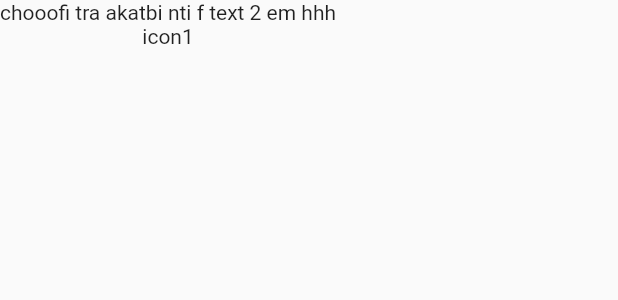
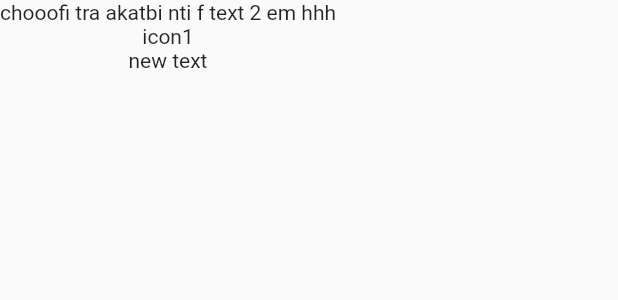
Before and after one commit to amina04/medica_test, a Flutter app: the Menu widget shown alone on an empty page, opened directly, on a phone screen of 412 x 824 dp. Shown: the top 300 px of the screen. Run offline on Flutter 3.47's test engine with Material 2 defaults, Android fonts, the phone set to English and light mode, and no system bars; our stand-ins replace sqflite; accounts and stored records are empty.

Commit message:
cree texte pour tester

```diff
--- a/lib/menu.dart
+++ b/lib/menu.dart
@@ -15,6 +15,7 @@ class Menu extends StatelessWidget {
                     children: <Widget>[
                       Text('chooofi tra akatbi nti f text 2 em hhh'),
                       Text('icon1'),
+                      Text('new text'),
                     ],
                   ),
                 ),
```
